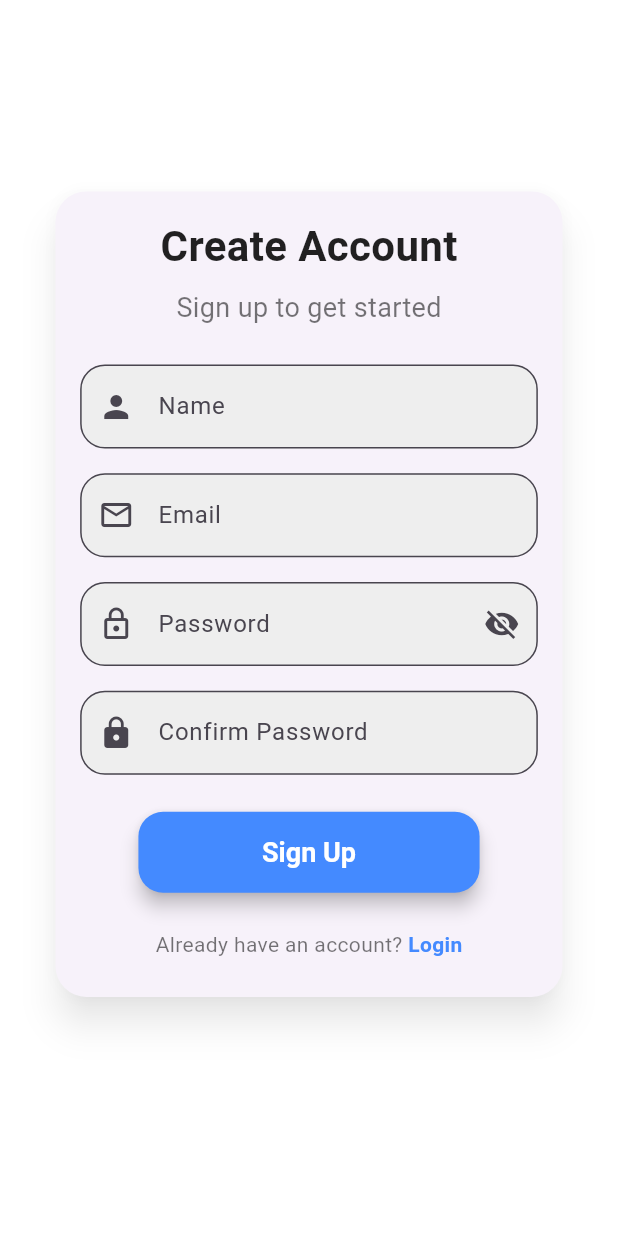
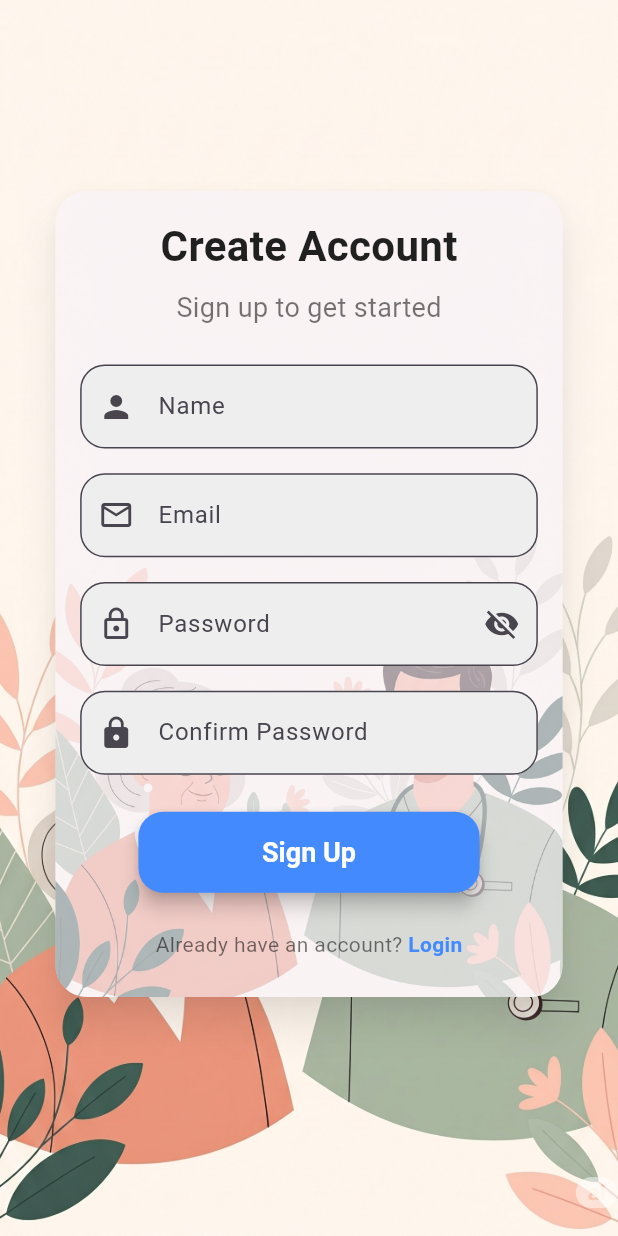
Before and after one commit to kartikkumarofficial/elder_care, a Flutter app: the SignUpScreen screen opened directly, on a phone screen of 412 x 824 dp. Run offline on Flutter 3.47's test engine with Material 3 defaults, Android fonts, the phone set to English and light mode, and no system bars; our stand-ins replace get, google_fonts, supabase, supabase_flutter; accounts and stored records are empty.

Commit message:
feat: Update signup screen background and dashboard role text
- **Signup Screen (`signup_screen.dart`):**
    - Added a background image (`assets/auth/bgg.png`) to the entire screen.
    - The existing content card now has a semi-transparent version of the same background image within its bounds, creating a layered effect.
- **Dashboard Screen (`dashboard_screen.dart`):**
    - Changed the role text from "Caregiver" to "Caretaker".
- **Assets:**
    - Added new image `assets/auth/bgg.png`.

```diff
--- a/lib/presentation/screens/auth/signup_screen.dart
+++ b/lib/presentation/screens/auth/signup_screen.dart
@@ -18,12 +18,21 @@ class SignUpScreen extends StatelessWidget {
     return Scaffold(
       resizeToAvoidBottomInset: true,
       backgroundColor: Colors.white,
-      body: SafeArea(
+      body: Stack(
+        children: [
+          Positioned(
+            bottom: 0,
+            right: 0,
+            left: 0,
+            top: 0,
+              child:Image.asset("assets/auth/bgg.png",fit: BoxFit.fitHeight,)),
+          SafeArea(
             child: LayoutBuilder(
               builder: (context, constraints) {
                 return SingleChildScrollView(
                   physics: BouncingScrollPhysics(),
                   child: ConstrainedBox(
+
                     constraints: BoxConstraints(minHeight: constraints.maxHeight),
                     child: IntrinsicHeight(
                       child: Padding(
@@ -42,6 +51,8 @@ class SignUpScreen extends StatelessWidget {
               },
             ),
           ),
+        ],
+      )
     );
   }
 
@@ -53,30 +64,27 @@ class SignUpScreen extends StatelessWidget {
       shape: RoundedRectangleBorder(
         borderRadius: BorderRadius.circular(srcwidth * 0.05),
       ),
-      child: Padding(
+      child: ClipRRect(
+        borderRadius: BorderRadius.circular(srcwidth * 0.05),
+        child: Stack(
+          children: [
+
+            Positioned.fill(
+              child: Opacity(
+                opacity: 0.4,
+                child: Image.asset(
+                  'assets/auth/bgg.png', // Change to your image path
+                  fit: BoxFit.cover,
+                ),
+              ),
+            ),
+
+            // Foreground content
+            Padding(
               padding: EdgeInsets.all(srcwidth * 0.04),
               child: Column(
                 crossAxisAlignment: CrossAxisAlignment.center,
                 children: [
-            // Text(
-            //   "Choose your role",
-            //   style: TextStyle(
-            //     fontSize: textScaler.scale(28),
-            //     fontWeight: FontWeight.bold,
-            //     color: Colors.black,
-            //   ),
-            // ),
-            // SizedBox(height: srcheight * 0.02),
-            // Row(
-            //   mainAxisAlignment: MainAxisAlignment.spaceEvenly,
-            //   children: [
-            //     roleOption(srcwidth, srcheight, "Caregiver",
-            //         "assets/images/caregiver.png", Colors.green[300]!),
-            //     roleOption(srcwidth, srcheight, "Careseeker",
-            //         "assets/images/careseeker.png", Colors.blue[300]!),
-            //   ],
-            // ),
-            // SizedBox(height: srcheight * 0.03),
                   Text(
                     'Create Account',
                     style: TextStyle(
@@ -98,7 +106,6 @@ class SignUpScreen extends StatelessWidget {
                     key: _formKey,
                     child: Column(
                       children: [
-                  // Name Field
                         TextFormField(
                           controller: authController.nameController,
                           validator: (value) {
@@ -117,8 +124,6 @@ class SignUpScreen extends StatelessWidget {
                           ),
                         ),
                         SizedBox(height: srcheight * 0.02),
-
-                  // Email Field
                         TextFormField(
                           controller: authController.emailController,
                           validator: (value) {
@@ -140,8 +145,6 @@ class SignUpScreen extends StatelessWidget {
                           keyboardType: TextInputType.emailAddress,
                         ),
                         SizedBox(height: srcheight * 0.02),
-
-                  // Password Field
                         Obx(() => TextFormField(
                           controller: authController.passwordController,
                           validator: (value) {
@@ -167,8 +170,6 @@ class SignUpScreen extends StatelessWidget {
                           ),
                         )),
                         SizedBox(height: srcheight * 0.02),
-
-                  // Confirm Password Field
                         TextFormField(
                           controller: authController.passwordController,
                           obscureText: true,
@@ -192,10 +193,10 @@ class SignUpScreen extends StatelessWidget {
                     ),
                   ),
                   SizedBox(height: srcheight * 0.03),
-
-            // Submit Button
                   Obx(() => ElevatedButton(
-              onPressed:authController.isLoading.value?null: () {
+                    onPressed: authController.isLoading.value
+                        ? null
+                        : () {
                       if (_formKey.currentState!.validate()) {
                         authController.signUp();
                       }
@@ -223,8 +224,6 @@ class SignUpScreen extends StatelessWidget {
                         : Text('Sign Up'),
                   )),
                   SizedBox(height: srcheight * 0.03),
-
-            // Login Redirect
                   Row(
                     mainAxisAlignment: MainAxisAlignment.center,
                     children: [
@@ -252,8 +251,12 @@ class SignUpScreen extends StatelessWidget {
                 ],
               ),
             ),
+          ],
+        ),
+      ),
     );
   }
+
 
 
 
--- a/lib/presentation/screens/dashboard_screen.dart
+++ b/lib/presentation/screens/dashboard_screen.dart
@@ -36,7 +36,7 @@ class DashboardScreen extends StatelessWidget {
                         ),
                       ),
                       SizedBox(height: 4),
-                      Text("Caregiver",
+                      Text("Caretaker",
                           style: TextStyle(
                               fontSize: width * 0.035,
                               color: Colors.grey[400]))
```
Also changed, not shown: assets/auth/bgg.png (added). Lines whose indentation alone changed are shown as unchanged.
